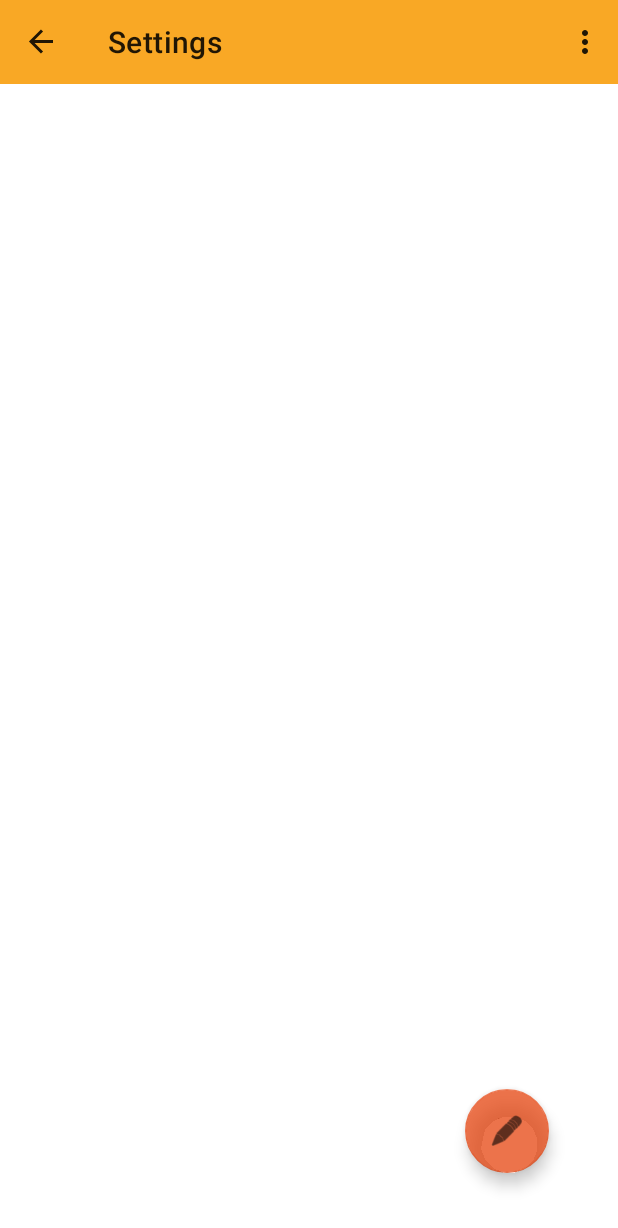
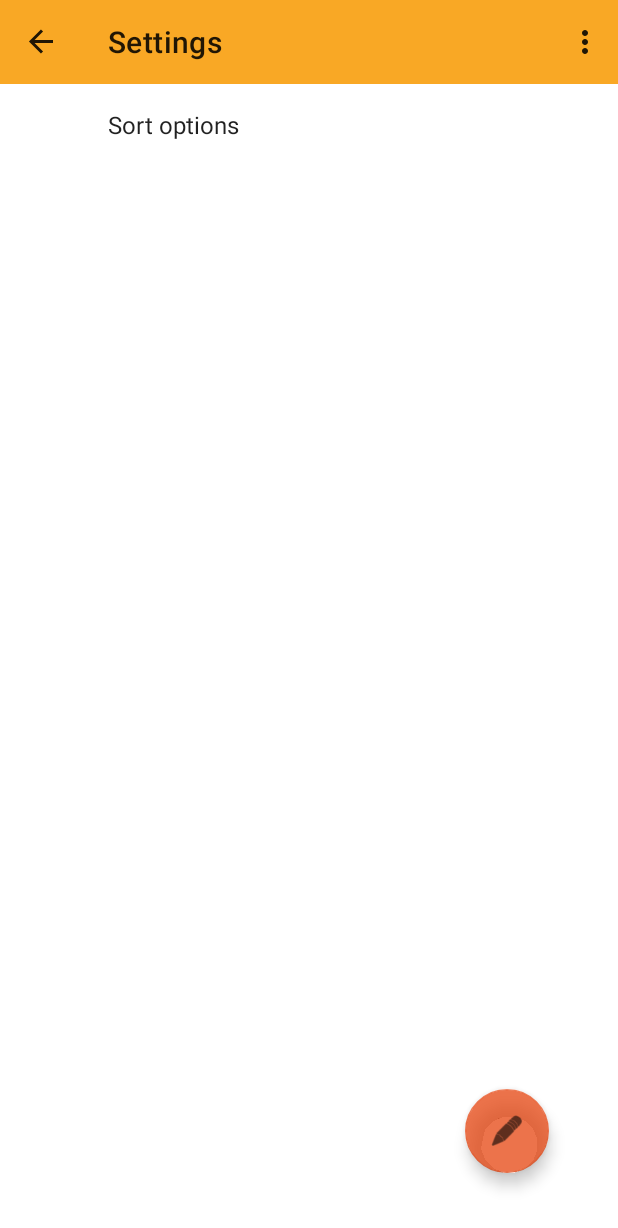
Before and after one commit to floatingreels/SharpNote, an Android app: the fragment NoteDetailFragment placed in its activity, in the options menu, after a tap on "Settings", on a phone screen of 412 x 824 dp. Shown: the top 1228 px of the screen. Run offline under Robolectric (Android 15) with nearby library versions, the phone set to English and light mode, and no system bars; our stand-ins replace Room's generated code, androidx.preference, navigation-ui; libraries missing offline, so code that uses them is left out: com.jakewharton.threetenabp; Roboto replaces fonts that are not available here; 1 statement that could not run was skipped.

Commit message:
Remove button in List Fragment works as it should Keyboard is hidden after Note is saved or updated
Created Preference list in Settings fragment

```diff
--- a/app/src/main/java/com/floatingreels/sharpnote/model/Note.java
+++ b/app/src/main/java/com/floatingreels/sharpnote/model/Note.java
@@ -4,8 +4,10 @@ import androidx.room.Entity;
 import androidx.room.Ignore;
 import androidx.room.PrimaryKey;
 
+import org.threeten.bp.LocalDate;
+import org.threeten.bp.LocalDateTime;
+
 import java.io.Serializable;
-import java.time.LocalDate;
 
 @Entity
 public class Note implements Serializable {
--- a/app/src/main/java/com/floatingreels/sharpnote/model/NoteDAO.java
+++ b/app/src/main/java/com/floatingreels/sharpnote/model/NoteDAO.java
@@ -2,6 +2,7 @@ package com.floatingreels.sharpnote.model;
 
 import androidx.lifecycle.LiveData;
 import androidx.room.Dao;
+import androidx.room.Delete;
 import androidx.room.Insert;
 import androidx.room.Query;
 import androidx.room.Update;
@@ -11,13 +12,25 @@ import java.util.List;
 @Dao
 public interface NoteDAO {
 
+    @Query(value = "SELECT * FROM Note")
+    LiveData<List<Note>> getAllNotes();
+
+    @Query("SELECT * FROM Note ORDER BY title")
+    LiveData<List<Note>> sortAllNotesByTitle();
+
+    @Query("SELECT * FROM Note ORDER BY timeCreated")
+    LiveData<List<Note>> sortAllNotesByTimeCreated();
+
+    @Query("SELECT * FROM Note ORDER BY timeModified")
+    LiveData<List<Note>> soortAllNotesByTimeModified();
+
     @Insert
     void createNote(Note n);
 
     @Update
     void updateNote(Note n);
 
-    @Query(value = "SELECT * FROM Note")
-    LiveData<List<Note>> getAllNotes();
+    @Delete
+    void deleteNote(Note n);
 
 }
--- a/app/src/main/java/com/floatingreels/sharpnote/ui/NoteDetailFragment.java
+++ b/app/src/main/java/com/floatingreels/sharpnote/ui/NoteDetailFragment.java
@@ -15,7 +15,7 @@ import com.floatingreels.sharpnote.R;
 import com.floatingreels.sharpnote.model.Note;
 import com.google.android.material.floatingactionbutton.FloatingActionButton;
 
-import java.time.format.DateTimeFormatter;
+import org.threeten.bp.format.DateTimeFormatter;
 
 public class NoteDetailFragment extends Fragment {
 
@@ -59,7 +59,7 @@ public class NoteDetailFragment extends Fragment {
 
                 titleTV.setText(receivedNote.getTitle());
                 contentTV.setText(receivedNote.getContent());
-                dateCreatedTV.setText(receivedNote.getTimeCreated().format(DateTimeFormatter.ofPattern("dd/MM/yyyy")));
+                dateCreatedTV.setText(receivedNote.getTimeCreated().format(org.threeten.bp.format.DateTimeFormatter.ofPattern("dd/MM/yyyy")));
                 dateModifiedTV.setText(receivedNote.getTimeModified().format(DateTimeFormatter.ofPattern("dd/MM/yyyy")));
             }
         }
--- a/app/src/main/java/com/floatingreels/sharpnote/ui/NoteListFragment.java
+++ b/app/src/main/java/com/floatingreels/sharpnote/ui/NoteListFragment.java
@@ -44,7 +44,7 @@ public class NoteListFragment extends Fragment {
 
         @Override
         public boolean onQueryTextChange(String newText) {
-            //
+
             noteAdapter.getFilter().filter(newText);
             return false;
         }
@@ -61,7 +61,6 @@ public class NoteListFragment extends Fragment {
     //constructor zonder parameters
     public NoteListFragment() {
     }
-
 
     public static NoteListFragment newInstance(){
         return new NoteListFragment();
@@ -85,7 +84,7 @@ public class NoteListFragment extends Fragment {
         //op welke manier gaat recycler view opgevuld worden
         notesRV.setLayoutManager(new LinearLayoutManager(getContext(), RecyclerView.VERTICAL, false));
         //nieuwe instantie aanmaken van adapter om gegevens om te zetten in cards
-        noteAdapter = new NoteAdapter((AppCompatActivity) getActivity());
+        noteAdapter = new NoteAdapter(getActivity().getApplication());
         //juiste recycler view linken aan de juiste adapter
         notesRV.setAdapter(noteAdapter);
         //verwijzing naar view model, waar staan alle gegevens en in welke klasse
--- a/app/src/main/java/com/floatingreels/sharpnote/util/Converters.java
+++ b/app/src/main/java/com/floatingreels/sharpnote/util/Converters.java
@@ -3,22 +3,22 @@ package com.floatingreels.sharpnote.util;
 import androidx.room.TypeConverter;
 
 
-import java.time.LocalDate;
-import java.time.format.DateTimeFormatter;
+import org.threeten.bp.LocalDate;
+import org.threeten.bp.format.DateTimeFormatter;
 
 public class Converters {
 
-    private static DateTimeFormatter formatter = DateTimeFormatter.ofPattern("dd/MM/yyyy");
+    private static org.threeten.bp.format.DateTimeFormatter formatter = DateTimeFormatter.ofPattern("dd/MM/yyyy");
 
     @TypeConverter
-    public static String dateToPattern(LocalDate localDate) {
+    public static String dateToPattern(org.threeten.bp.LocalDate localDate) {
         String datePattern = localDate.format(formatter);
         return localDate == null ? null : datePattern;
     }
 
     @TypeConverter
-    public static LocalDate stringToDate(String datePattern){
-        LocalDate localDate = LocalDate.parse(datePattern, formatter);
+    public static org.threeten.bp.LocalDate stringToDate(String datePattern){
+        org.threeten.bp.LocalDate localDate = LocalDate.parse(datePattern, formatter);
         return datePattern == null ? null : localDate;
     }
 }
--- a/app/src/main/java/com/floatingreels/sharpnote/util/NoteAdapter.java
+++ b/app/src/main/java/com/floatingreels/sharpnote/util/NoteAdapter.java
@@ -2,6 +2,7 @@ package com.floatingreels.sharpnote.util;
 
 
 import android.app.Activity;
+import android.app.Application;
 import android.content.Context;
 import android.os.Bundle;
 import android.view.LayoutInflater;
@@ -13,11 +14,15 @@ import android.widget.TextView;
 
 import androidx.annotation.NonNull;
 import androidx.appcompat.app.AppCompatActivity;
+import androidx.lifecycle.ViewModelProvider;
 import androidx.navigation.Navigation;
 import androidx.recyclerview.widget.RecyclerView;
 
 import com.floatingreels.sharpnote.R;
 import com.floatingreels.sharpnote.model.Note;
+import com.floatingreels.sharpnote.model.NoteDAO;
+import com.floatingreels.sharpnote.model.NoteDatabase;
+import com.floatingreels.sharpnote.viewmodel.NoteViewModel;
 import com.google.android.material.button.MaterialButton;
 
 import java.util.ArrayList;
@@ -27,10 +32,22 @@ public class NoteAdapter extends RecyclerView.Adapter<NoteAdapter.NoteViewHolder
 
     //inner class
     class NoteViewHolder extends RecyclerView.ViewHolder {
+
         final TextView titleTV;
         final TextView contentTV;
         final MaterialButton detailBtn;
+        final MaterialButton deleteBtn;
 
+        final View.OnClickListener deleteListener = new View.OnClickListener() {
+            @Override
+            public void onClick(View view) {
+                //in welke card werd op button geklikt
+                int position = getAdapterPosition();
+                NoteViewModel noteViewModel = new NoteViewModel(application);
+                noteViewModel.deleteNote(filteredItems.get(position));
+
+            }
+        };
         final View.OnClickListener detailListener = new View.OnClickListener() {
             @Override
             public void onClick(View view) {
@@ -51,20 +68,26 @@ public class NoteAdapter extends RecyclerView.Adapter<NoteAdapter.NoteViewHolder
             titleTV = itemView.findViewById(R.id.tv_title);
             contentTV = itemView.findViewById(R.id.tv_content);
             detailBtn = itemView.findViewById(R.id.btn_detail);
+            deleteBtn = itemView.findViewById(R.id.btn_delete);
             detailBtn.setOnClickListener(detailListener);
+            deleteBtn.setOnClickListener(deleteListener);
+
         }
     }
 
     //fields
-    private AppCompatActivity activity;
+    private Application application;
+    private NoteDatabase database;
     private List<Note> filteredItems;
     private List<Note> originalItems;
 
+
+
     //constructor met activity want nodig om te deleten!
-    public NoteAdapter(AppCompatActivity activity) {
+    public NoteAdapter(Application application) {
         filteredItems = new ArrayList<>();
         originalItems = new ArrayList<>();
-        this.activity = activity;
+        this.application = application;
     }
 
     @NonNull
--- a/app/src/main/res/values/strings.xml
+++ b/app/src/main/res/values/strings.xml
@@ -8,4 +8,10 @@
     <string name="str_btn_detail">Show</string>
     <string name="str_et_create_title">Title</string>
     <string name="str_et_create_content">Content</string>
+    <string name="str_lp_pref_sort">Sort options</string>
+    <string-array name="str_arr_pref_sort">
+        <item>Sort by title</item>
+        <item>Sort by date created</item>
+        <item>Sort by date modified</item>
+    </string-array>
 </resources>
--- a/app/src/main/res/xml/preferences.xml
+++ b/app/src/main/res/xml/preferences.xml
@@ -1,4 +1,11 @@
 <?xml version="1.0" encoding="utf-8"?>
 <PreferenceScreen xmlns:android="http://schemas.android.com/apk/res/android">
 
+    <ListPreference
+        android:layout_width="match_parent"
+        android:layout_height="match_parent"
+        android:entries="@array/str_arr_pref_sort"
+        android:entryValues="@array/str_arr_pref_sort"
+        android:key="lp_pref_sort"
+        android:title="@string/str_lp_pref_sort" />
 </PreferenceScreen>
```
Also changed, not shown: app/src/main/java/com/floatingreels/sharpnote/ui/NoteCreateFragment.java (+39 -17 lines), app/src/main/java/com/floatingreels/sharpnote/viewmodel/NoteViewModel.java (+25 -15 lines).
